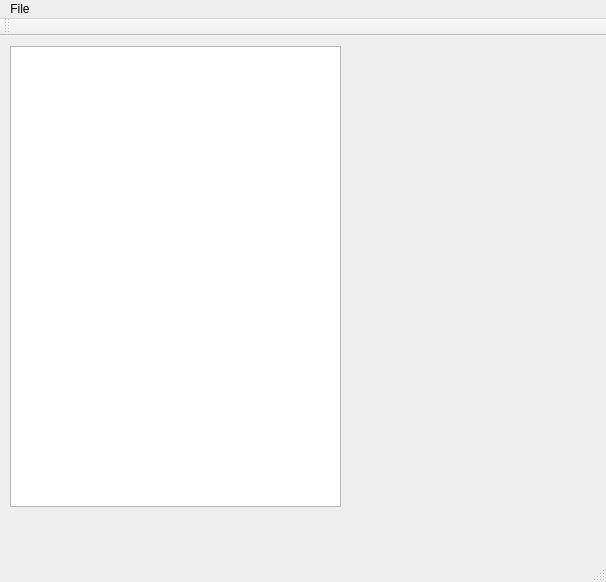
LaTruelle/Geac, file Geac/geac.ui: the form before one commit.
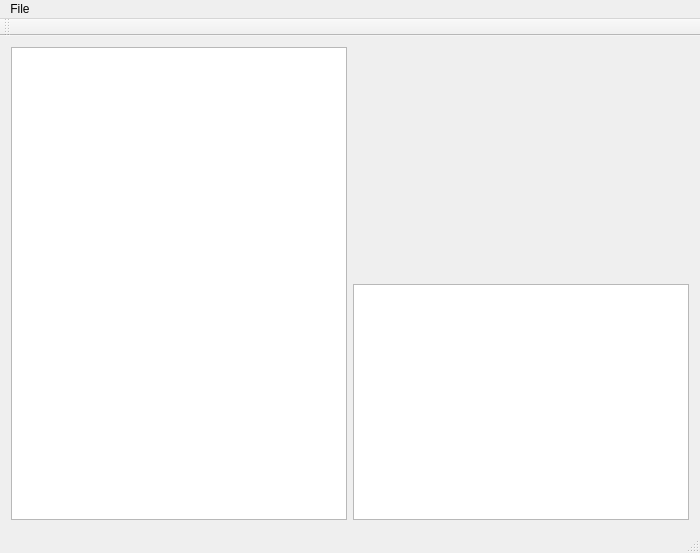
The form after the commit.

The edit to the form file:
```diff
--- a/Geac/geac.ui
+++ b/Geac/geac.ui
@@ -6,23 +6,19 @@
    <rect>
     <x>0</x>
     <y>0</y>
-    <width>606</width>
-    <height>582</height>
+    <width>700</width>
+    <height>553</height>
    </rect>
   </property>
   <property name="windowTitle">
    <string>Geac</string>
   </property>
   <widget class="QWidget" name="centralWidget">
+   <layout class="QHBoxLayout" name="horizontalLayout_2">
+    <item>
+     <layout class="QHBoxLayout" name="horizontalLayout">
+      <item>
    <widget class="QTableView" name="fileDisplayer">
-    <property name="geometry">
-     <rect>
-      <x>10</x>
-      <y>10</y>
-      <width>331</width>
-      <height>461</height>
-     </rect>
-    </property>
     <property name="minimumSize">
      <size>
       <width>331</width>
@@ -30,13 +26,37 @@
      </size>
     </property>
    </widget>
+      </item>
+      <item>
+       <layout class="QVBoxLayout" name="verticalLayout">
+        <item>
+         <spacer name="verticalSpacer">
+          <property name="orientation">
+           <enum>Qt::Vertical</enum>
+          </property>
+          <property name="sizeHint" stdset="0">
+           <size>
+            <width>20</width>
+            <height>40</height>
+           </size>
+          </property>
+         </spacer>
+        </item>
+        <item>
+         <widget class="QTextBrowser" name="textDisplay"/>
+        </item>
+       </layout>
+      </item>
+     </layout>
+    </item>
+   </layout>
   </widget>
   <widget class="QMenuBar" name="menuBar">
    <property name="geometry">
     <rect>
      <x>0</x>
      <y>0</y>
-     <width>606</width>
+     <width>700</width>
      <height>22</height>
     </rect>
    </property>
```
Lines whose indentation alone changed are shown as unchanged.
